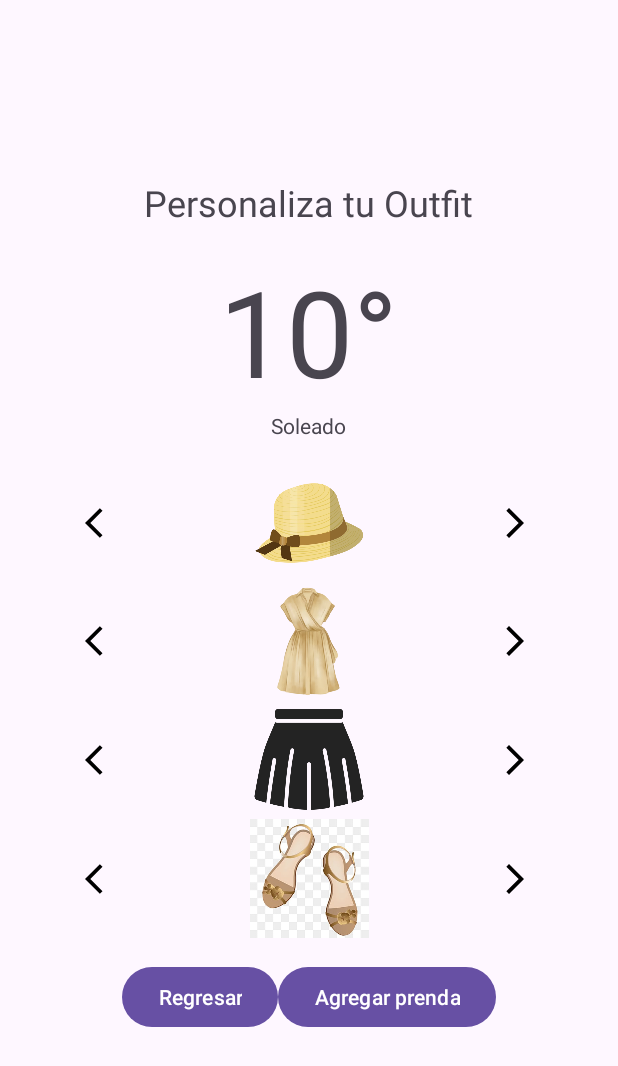
After one commit to xEriis/Tarea2PDDM, an Android app: the PantallaDos screen opened directly, with no data from a screen before it, on a phone screen of 412 x 824 dp. The commit adds this screen. Shown: the top 1066 px of the screen. Run offline under Robolectric (Android 15) with nearby library versions, the phone set to English and light mode, and no system bars.

Commit message:
Vistas agregadas, interacción por terminar

```diff
--- a/app/build.gradle.kts
+++ b/app/build.gradle.kts
@@ -42,6 +42,8 @@ dependencies {
     implementation(libs.material)
     implementation(libs.androidx.activity)
     implementation(libs.androidx.constraintlayout)
+    implementation(libs.androidx.recyclerview)
+    implementation(libs.androidx.cardview)
     testImplementation(libs.junit)
     androidTestImplementation(libs.androidx.junit)
     androidTestImplementation(libs.androidx.espresso.core)
--- /dev/null
+++ b/app/src/main/java/com/erynlexa/tarea2/PantallaDos.kt
@@ -0,0 +1,20 @@
+package com.erynlexa.tarea2
+
+import android.os.Bundle
+import androidx.activity.enableEdgeToEdge
+import androidx.appcompat.app.AppCompatActivity
+import androidx.core.view.ViewCompat
+import androidx.core.view.WindowInsetsCompat
+
+class PantallaDos : AppCompatActivity() {
+    override fun onCreate(savedInstanceState: Bundle?) {
+        super.onCreate(savedInstanceState)
+        enableEdgeToEdge()
+        setContentView(R.layout.activity_pantalla_dos)
+        ViewCompat.setOnApplyWindowInsetsListener(findViewById(R.id.main)) { v, insets ->
+            val systemBars = insets.getInsets(WindowInsetsCompat.Type.systemBars())
+            v.setPadding(systemBars.left, systemBars.top, systemBars.right, systemBars.bottom)
+            insets
+        }
+    }
+}
--- /dev/null
+++ b/app/src/main/res/drawable/next_vector.xml
@@ -0,0 +1,5 @@
+<vector xmlns:android="http://schemas.android.com/apk/res/android" android:autoMirrored="true" android:height="24dp" android:tint="#000000" android:viewportHeight="24" android:viewportWidth="24" android:width="24dp">
+
+    <path android:fillColor="@android:color/white" android:pathData="M6.23,20.23l1.77,1.77l10,-10l-10,-10l-1.77,1.77l8.23,8.23z"/>
+
+</vector>
--- /dev/null
+++ b/app/src/main/res/drawable/option_vector.xml
@@ -0,0 +1,5 @@
+<vector xmlns:android="http://schemas.android.com/apk/res/android" android:height="24dp" android:tint="#000000" android:viewportHeight="24" android:viewportWidth="24" android:width="24dp">
+
+    <path android:fillColor="@android:color/white" android:pathData="M7,10l5,5 5,-5z"/>
+
+</vector>
--- /dev/null
+++ b/app/src/main/res/drawable/previous_vector.xml
@@ -0,0 +1,5 @@
+<vector xmlns:android="http://schemas.android.com/apk/res/android" android:autoMirrored="true" android:height="24dp" android:tint="#000000" android:viewportHeight="24" android:viewportWidth="24" android:width="24dp">
+
+    <path android:fillColor="@android:color/white" android:pathData="M11.67,3.87L9.9,2.1 0,12l9.9,9.9 1.77,-1.77L3.54,12z"/>
+
+</vector>
--- a/app/src/main/res/layout/activity_main.xml
+++ b/app/src/main/res/layout/activity_main.xml
@@ -13,7 +13,7 @@
         android:layout_height="wrap_content"
         android:layout_marginTop="320dp"
         android:layout_marginEnd="68dp"
-        android:text="@string/boton_vista2"
+        android:text="@string/Consultar_outfit"
         app:layout_constraintBottom_toBottomOf="parent"
         app:layout_constraintEnd_toEndOf="parent"
         app:layout_constraintTop_toBottomOf="@+id/textBienvenida"
@@ -35,7 +35,7 @@
         android:layout_width="wrap_content"
         android:layout_height="wrap_content"
         android:layout_marginTop="320dp"
-        android:text="@string/boton_vista1"
+        android:text="@string/Agregar_prenda"
         app:layout_constraintBottom_toBottomOf="parent"
         app:layout_constraintEnd_toStartOf="@+id/botonV2"
         app:layout_constraintHorizontal_bias="0.606"
--- /dev/null
+++ b/app/src/main/res/layout/activity_pantalla_dos.xml
@@ -0,0 +1,157 @@
+<?xml version="1.0" encoding="utf-8"?>
+<androidx.constraintlayout.widget.ConstraintLayout xmlns:android="http://schemas.android.com/apk/res/android"
+    xmlns:app="http://schemas.android.com/apk/res-auto"
+    xmlns:tools="http://schemas.android.com/tools"
+    android:id="@+id/main"
+    android:layout_width="match_parent"
+    android:layout_height="match_parent"
+    tools:context=".PantallaDos">
+
+    <LinearLayout
+        android:layout_width="match_parent"
+        android:layout_height="match_parent"
+        android:orientation="vertical"
+        android:gravity="center"
+        android:weightSum="1">
+
+        <TextView
+            android:layout_width="wrap_content"
+            android:layout_height="wrap_content"
+            android:text="@string/Bienvenida_vista_dos"
+            android:textSize="24sp"
+            android:gravity="center"/>
+
+        <LinearLayout
+            android:layout_width="match_parent"
+            android:layout_height="0dp"
+            android:layout_weight="0.2"
+            android:gravity="center"
+            android:orientation="vertical">
+
+            <TextView
+                android:layout_width="wrap_content"
+                android:layout_height="wrap_content"
+                android:text="@string/Temperatura"
+                android:textSize="80sp" />
+
+            <TextView
+                android:layout_width="wrap_content"
+                android:layout_height="wrap_content"
+                android:text="@string/Clima"/>
+        </LinearLayout>
+
+        <LinearLayout
+            android:layout_width="match_parent"
+            android:layout_height="0dp"
+            android:layout_weight="0.1"
+            android:orientation="horizontal">
+            <ImageButton
+                android:layout_width="0dp"
+                android:layout_height="match_parent"
+                android:layout_weight="1"
+                android:src="@drawable/previous_vector"
+                android:background="@null"/>
+            <ImageView
+                android:layout_width="0dp"
+                android:layout_height="match_parent"
+                android:layout_weight="1"
+                android:src="@drawable/sobrero_amarillo"/>
+            <ImageButton
+                android:layout_width="0dp"
+                android:layout_height="match_parent"
+                android:layout_weight="1"
+                android:src="@drawable/next_vector"
+                android:background="@null"/>
+        </LinearLayout>
+
+        <LinearLayout
+            android:layout_width="match_parent"
+            android:layout_height="0dp"
+            android:layout_weight="0.1"
+            android:orientation="horizontal">
+            <ImageButton
+                android:layout_width="0dp"
+                android:layout_height="match_parent"
+                android:layout_weight="1"
+                android:src="@drawable/previous_vector"
+                android:background="@null"/>
+            <ImageView
+                android:layout_width="0dp"
+                android:layout_height="match_parent"
+                android:layout_weight="1"
+                android:src="@drawable/vestido_beige"/>
+            <ImageButton
+                android:layout_width="0dp"
+                android:layout_height="match_parent"
+                android:layout_weight="1"
+                android:src="@drawable/next_vector"
+                android:background="@null"/>
+        </LinearLayout>
+
+        <LinearLayout
+            android:layout_width="match_parent"
+            android:layout_height="0dp"
+            android:layout_weight="0.1"
+            android:orientation="horizontal">
+            <ImageButton
+                android:layout_width="0dp"
+                android:layout_height="match_parent"
+                android:layout_weight="1"
+                android:src="@drawable/previous_vector"
+                android:background="@null"/>
+            <ImageView
+                android:layout_width="0dp"
+                android:layout_height="match_parent"
+                android:layout_weight="1"
+                android:src="@drawable/falda_vector"/>
+            <ImageButton
+                android:layout_width="0dp"
+                android:layout_height="match_parent"
+                android:layout_weight="1"
+                android:src="@drawable/next_vector"
+                android:background="@null" />
+        </LinearLayout>
+
+        <LinearLayout
+            android:layout_width="match_parent"
+            android:layout_height="0dp"
+            android:layout_weight="0.1"
+            android:orientation="horizontal">
+            <ImageButton
+                android:layout_width="0dp"
+                android:layout_height="match_parent"
+                android:layout_weight="1"
+                android:src="@drawable/previous_vector"
+                android:background="@null"/>
+            <ImageView
+                android:layout_width="0dp"
+                android:layout_height="match_parent"
+                android:layout_weight="1"
+                android:src="@drawable/zapatillas_beige"/>
+            <ImageButton
+                android:layout_width="0dp"
+                android:layout_height="match_parent"
+                android:layout_weight="1"
+                android:src="@drawable/next_vector"
+                android:background="@null"/>
+        </LinearLayout>
+
+        <LinearLayout
+            android:layout_width="match_parent"
+            android:layout_height="0dp"
+            android:layout_weight="0.1"
+            android:gravity="center"
+            android:orientation="horizontal">
+            <Button
+                android:id="@+id/botonRegresoV2"
+                android:layout_width="wrap_content"
+                android:layout_height="wrap_content"
+                android:text="@string/Regreso"/>
+            <Button
+                android:id="@+id/botonAgregaV2"
+                android:layout_width="wrap_content"
+                android:layout_height="wrap_content"
+                android:text="@string/Agregar_prenda"/>
+        </LinearLayout>
+    </LinearLayout>
+</androidx.constraintlayout.widget.ConstraintLayout>
--- a/app/src/main/res/values/strings.xml
+++ b/app/src/main/res/values/strings.xml
@@ -1,5 +1,14 @@
 <resources>
     <string name="app_name">Tarea2</string>
-    <string name="boton_vista1">Vista1</string>
-    <string name="boton_vista2">Vista2</string>
+    <string name="Agregar_prenda">Agregar prenda</string>
+    <string name="Consultar_outfit">Consultar Outfit</string>
+    <string name="Outfit_cabeza">Cabeza</string>
+    <string name="Outfit_cuerpo">Cuerpo</string>
+    <string name="Outfit_piernas">Piernas</string>
+    <string name="Outfit_pies">Pies</string>
+    <string name="Bienvenida_vista_dos">Personaliza tu Outfit</string>
+    <string name="Temperatura">10°</string>
+    <string name="Clima">Soleado</string>
+    <string name="Regreso">Regresar</string>
+    <string name="Bienvenida_vista_uno">Agrega una prenda para tus outfits</string>
 </resources>
--- a/gradle/libs.versions.toml
+++ b/gradle/libs.versions.toml
@@ -9,6 +9,8 @@ appcompat = "1.7.0"
 material = "1.12.0"
 activity = "1.10.0"
 constraintlayout = "2.2.0"
+androidx-recyclerview = "1.3.1"
+androidx-cardview = "1.0.0"
 
 [libraries]
 androidx-core-ktx = { group = "androidx.core", name = "core-ktx", version.ref = "coreKtx" }
@@ -19,6 +21,8 @@ androidx-appcompat = { group = "androidx.appcompat", name = "appcompat", version
 material = { group = "com.google.android.material", name = "material", version.ref = "material" }
 androidx-activity = { group = "androidx.activity", name = "activity", version.ref = "activity" }
 androidx-constraintlayout = { group = "androidx.constraintlayout", name = "constraintlayout", version.ref = "constraintlayout" }
+androidx-recyclerview = { group = "androidx.recyclerview", name = "recyclerview", version.ref = "androidx-recyclerview" }
+androidx-cardview = { group = "androidx.cardview", name = "cardview", version.ref = "androidx-cardview" }
 
 [plugins]
 android-application = { id = "com.android.application", version.ref = "agp" }
```
Also changed, not shown: app/src/main/java/com/erynlexa/tarea2/PantallaUno.kt (added, +20 -0 lines), app/src/main/res/layout/activity_pantalla_uno.xml (added, +93 -0 lines), app/src/main/placeholder_image-playstore.png (added), app/src/main/res/drawable/falda_vector.png (added), app/src/main/res/drawable/ropa.png (added), app/src/main/res/drawable/sobrero_amarillo.png (added), app/src/main/res/drawable/sombrero_azul.png (added), app/src/main/res/drawable/vestido_beige.png (added), app/src/main/res/drawable/zapatillas_beige.png (added).
